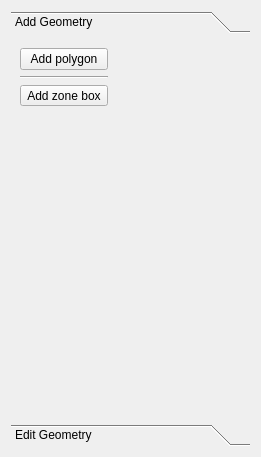
Before: the Qt Designer form SIM-VICUS/src/SVPropEditGeometry.ui in ghorwin/SIM-VICUS, drawn with Qt 5.
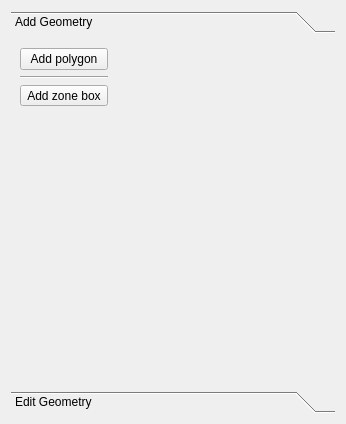
After: the same form once the commit is applied.

Commit message: Property widget refinement.

The edit to the form file:
```diff
--- a/SIM-VICUS/src/SVPropEditGeometry.ui
+++ b/SIM-VICUS/src/SVPropEditGeometry.ui
@@ -6,16 +6,22 @@
    <rect>
     <x>0</x>
     <y>0</y>
-    <width>261</width>
-    <height>457</height>
+    <width>346</width>
+    <height>424</height>
    </rect>
   </property>
   <property name="windowTitle">
    <string>Form</string>
   </property>
-  <layout class="QGridLayout" name="gridLayout">
-   <item row="0" column="0">
+  <layout class="QVBoxLayout" name="verticalLayout">
+   <item>
     <widget class="QToolBox" name="toolBoxGeometry">
+     <property name="minimumSize">
+      <size>
+       <width>300</width>
+       <height>0</height>
+      </size>
+     </property>
      <property name="currentIndex">
       <number>0</number>
      </property>
@@ -24,8 +30,8 @@
        <rect>
         <x>0</x>
         <y>0</y>
-        <width>249</width>
-        <height>401</height>
+        <width>328</width>
+        <height>344</height>
        </rect>
       </property>
       <attribute name="label">
```
Left out of the diff: 4 changed lines with no effect on the pictures. The commit also changes 3 other files.
